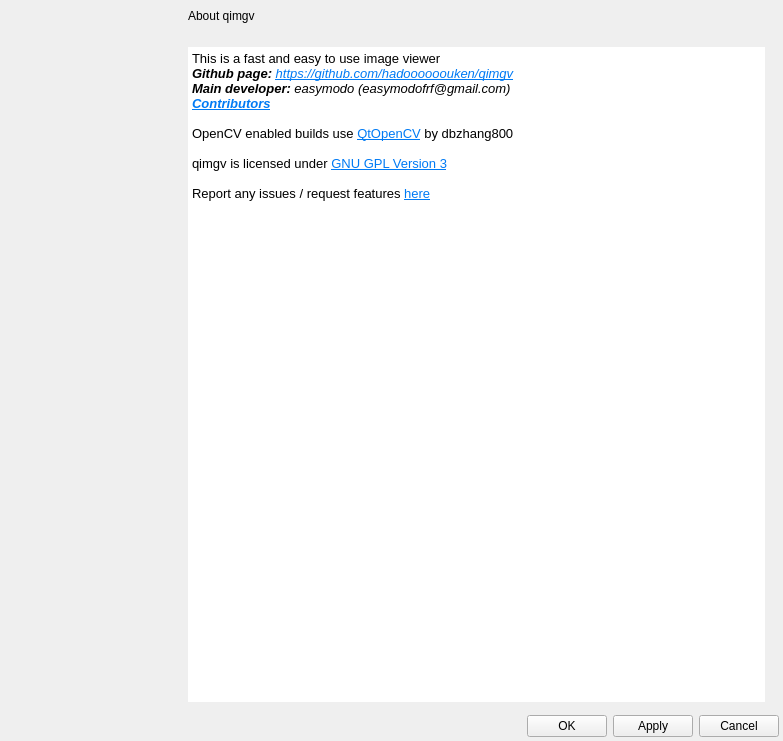
Above: qimgv/gui/dialogs/settingsdialog.ui from hadoooooouken/qimgv-plus before the change. Below: the same form after it.
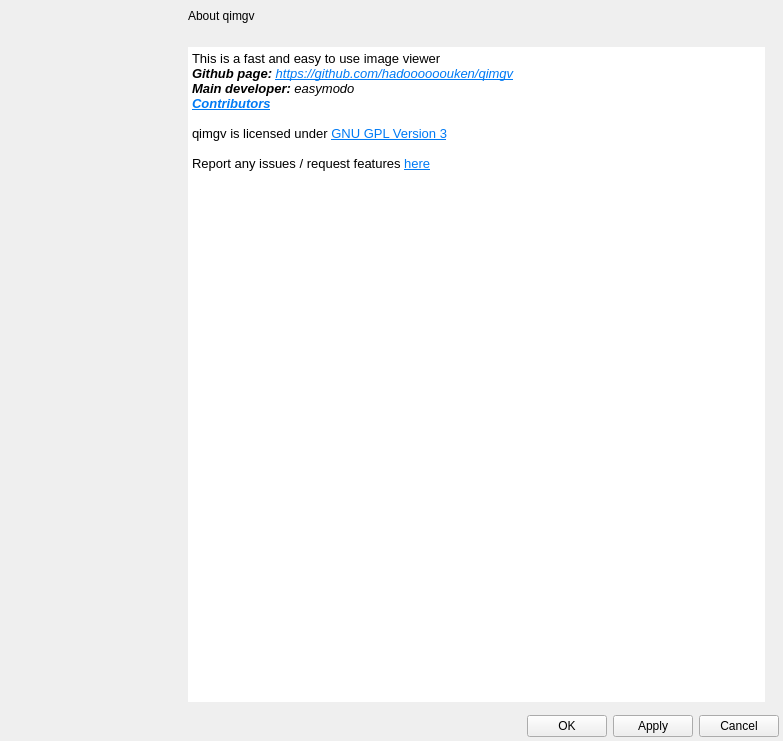
That is the form after the change. The open tabs and pages were chosen to show the change. Custom widgets are drawn as their Qt base class.

```diff
--- a/qimgv/gui/dialogs/settingsdialog.ui
+++ b/qimgv/gui/dialogs/settingsdialog.ui
@@ -4765,11 +4765,9 @@
 &lt;/style&gt;&lt;/head&gt;&lt;body style=&quot; font-family:'Noto Sans'; font-size:11pt; font-weight:400; font-style:normal;&quot;&gt;
 &lt;p style=&quot; margin-top:0px; margin-bottom:0px; margin-left:0px; margin-right:0px; -qt-block-indent:0; text-indent:0px;&quot;&gt;&lt;span style=&quot; font-family:'MS Shell Dlg 2'; font-size:10pt;&quot;&gt;This is a fast and easy to use image viewer&lt;/span&gt;&lt;/p&gt;
 &lt;p style=&quot; margin-top:0px; margin-bottom:0px; margin-left:0px; margin-right:0px; -qt-block-indent:0; text-indent:0px;&quot;&gt;&lt;span style=&quot; font-family:'MS Shell Dlg 2'; font-size:10pt; font-weight:600; font-style:italic;&quot;&gt;Github page:&lt;/span&gt;&lt;span style=&quot; font-family:'MS Shell Dlg 2'; font-size:10pt; font-style:italic;&quot;&gt; &lt;/span&gt;&lt;a href=&quot;https://github.com/hadoooooouken/qimgv&quot;&gt;&lt;span style=&quot; font-family:'MS Shell Dlg 2'; font-size:10pt; font-style:italic; text-decoration: underline; color:#007af4;&quot;&gt;https://github.com/hadoooooouken/qimgv&lt;/span&gt;&lt;/a&gt;&lt;/p&gt;
-&lt;p style=&quot; margin-top:0px; margin-bottom:0px; margin-left:0px; margin-right:0px; -qt-block-indent:0; text-indent:0px;&quot;&gt;&lt;span style=&quot; font-family:'MS Shell Dlg 2'; font-size:10pt; font-weight:600; font-style:italic;&quot;&gt;Main developer:&lt;/span&gt;&lt;span style=&quot; font-family:'MS Shell Dlg 2'; font-size:10pt; font-style:italic;&quot;&gt; easymodo (easymodofrf@gmail.com)&lt;/span&gt;&lt;/p&gt;
+&lt;p style=&quot; margin-top:0px; margin-bottom:0px; margin-left:0px; margin-right:0px; -qt-block-indent:0; text-indent:0px;&quot;&gt;&lt;span style=&quot; font-family:'MS Shell Dlg 2'; font-size:10pt; font-weight:600; font-style:italic;&quot;&gt;Main developer:&lt;/span&gt;&lt;span style=&quot; font-family:'MS Shell Dlg 2'; font-size:10pt; font-style:italic;&quot;&gt; easymodo&lt;/span&gt;&lt;/p&gt;
 &lt;p style=&quot; margin-top:0px; margin-bottom:0px; margin-left:0px; margin-right:0px; -qt-block-indent:0; text-indent:0px;&quot;&gt;&lt;a href=&quot;https://github.com/hadoooooouken/qimgv/graphs/contributors&quot;&gt;&lt;span style=&quot; font-family:'MS Shell Dlg 2'; font-size:10pt; font-weight:600; font-style:italic; text-decoration: underline; color:#007af4;&quot;&gt;Contributors&lt;/span&gt;&lt;/a&gt;&lt;/p&gt;
 &lt;p style=&quot;-qt-paragraph-type:empty; margin-top:0px; margin-bottom:0px; margin-left:0px; margin-right:0px; -qt-block-indent:0; text-indent:0px; font-family:'MS Shell Dlg 2'; font-size:10pt; font-weight:600; font-style:italic; text-decoration: underline; color:#007af4;&quot;&gt;&lt;br /&gt;&lt;/p&gt;
-&lt;p style=&quot; margin-top:0px; margin-bottom:0px; margin-left:0px; margin-right:0px; -qt-block-indent:0; text-indent:0px;&quot;&gt;&lt;span style=&quot; font-family:'MS Shell Dlg 2'; font-size:10pt;&quot;&gt;OpenCV enabled builds use &lt;/span&gt;&lt;a href=&quot;https://github.com/dbzhang800/QtOpenCV&quot;&gt;&lt;span style=&quot; font-family:'Ubuntu'; font-size:10pt; text-decoration: underline; color:#007af4;&quot;&gt;QtOpenCV&lt;/span&gt;&lt;/a&gt;&lt;span style=&quot; font-family:'MS Shell Dlg 2'; font-size:10pt;&quot;&gt; by dbzhang800&lt;/span&gt;&lt;/p&gt;
-&lt;p style=&quot;-qt-paragraph-type:empty; margin-top:0px; margin-bottom:0px; margin-left:0px; margin-right:0px; -qt-block-indent:0; text-indent:0px; font-family:'MS Shell Dlg 2'; font-size:10pt; font-weight:600; font-style:italic; text-decoration: underline; color:#007af4;&quot;&gt;&lt;br /&gt;&lt;/p&gt;
 &lt;p style=&quot; margin-top:0px; margin-bottom:0px; margin-left:0px; margin-right:0px; -qt-block-indent:0; text-indent:0px;&quot;&gt;&lt;span style=&quot; font-family:'MS Shell Dlg 2'; font-size:10pt;&quot;&gt;qimgv is licensed under &lt;/span&gt;&lt;a href=&quot;https://www.gnu.org/licenses/gpl-3.0.en.html&quot;&gt;&lt;span style=&quot; font-family:'Droid Sans'; font-size:10pt; text-decoration: underline; color:#007af4;&quot;&gt;GNU GPL Version 3&lt;/span&gt;&lt;/a&gt;&lt;/p&gt;
 &lt;p style=&quot;-qt-paragraph-type:empty; margin-top:0px; margin-bottom:0px; margin-left:0px; margin-right:0px; -qt-block-indent:0; text-indent:0px; font-family:'MS Shell Dlg 2'; font-size:10pt;&quot;&gt;&lt;br /&gt;&lt;/p&gt;
 &lt;p style=&quot; margin-top:0px; margin-bottom:0px; margin-left:0px; margin-right:0px; -qt-block-indent:0; text-indent:0px;&quot;&gt;&lt;span style=&quot; font-family:'MS Shell Dlg 2'; font-size:10pt;&quot;&gt;Report any issues / request features &lt;/span&gt;&lt;a href=&quot;https://github.com/hadoooooouken/qimgv/issues&quot;&gt;&lt;span style=&quot; font-family:'Droid Sans'; font-size:10pt; text-decoration: underline; color:#007af4;&quot;&gt;here&lt;/span&gt;&lt;/a&gt;&lt;/p&gt;&lt;/body&gt;&lt;/html&gt;</string>
```
